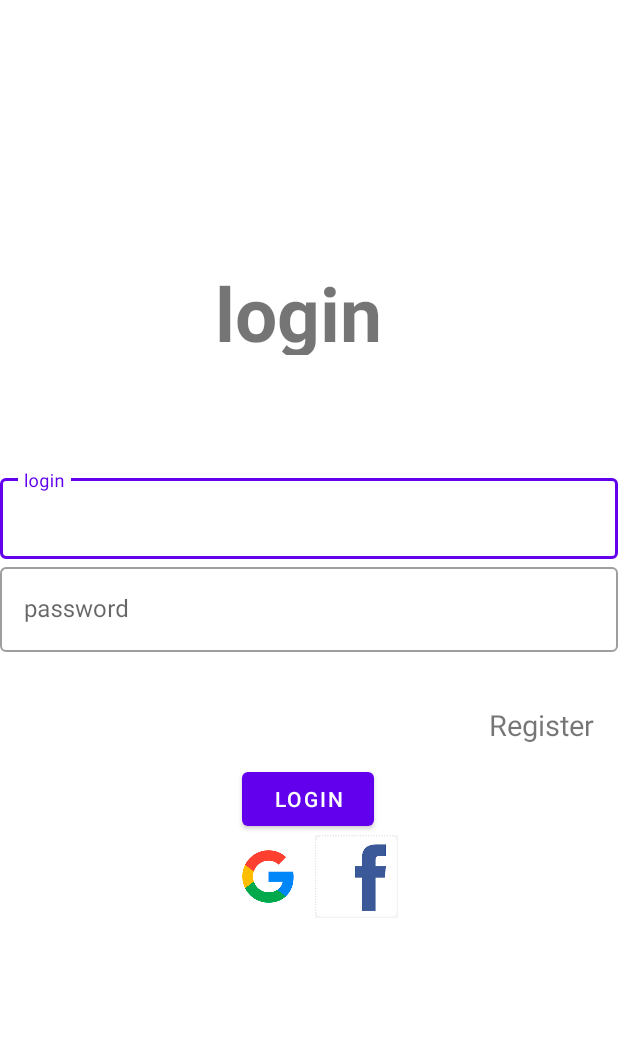
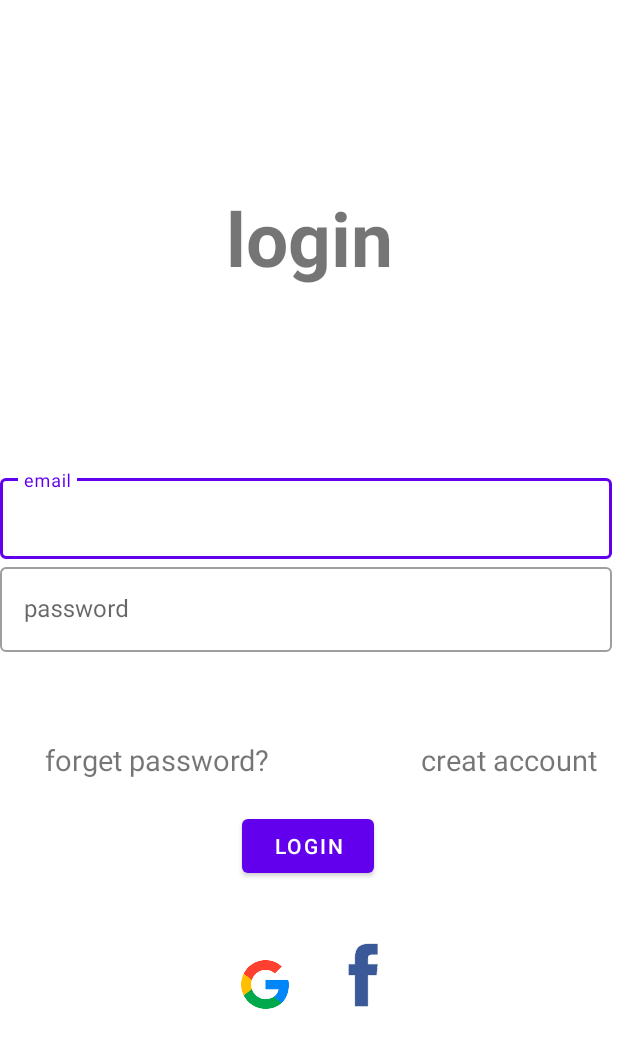
Before and after one commit to khalilkml/math, an Android app: the screen it shows after launch (Login), on a phone screen of 412 x 824 dp. Shown: the top 1048 px of the screen. Run offline under Robolectric (Android 15) with nearby library versions, the phone set to English and light mode, and no system bars; our stand-ins replace Firebase (no records; nobody signed in at launch, a user with empty details on screens opened directly).

Commit message:
done with registration and login

```diff
--- a/app/build.gradle
+++ b/app/build.gradle
@@ -38,6 +38,7 @@ dependencies {
     implementation 'androidx.coordinatorlayout:coordinatorlayout:1.2.0'
     implementation 'com.google.android.gms:play-services-basement:18.1.0'
     implementation 'com.google.firebase:firebase-auth:21.1.0'
+    implementation 'com.google.firebase:firebase-database:20.1.0'
     testImplementation 'junit:junit:4.13.2'
     androidTestImplementation 'androidx.test.ext:junit:1.1.4'
     androidTestImplementation 'androidx.test.espresso:espresso-core:3.5.0'
@@ -46,4 +47,7 @@ dependencies {
     implementation "androidx.navigation:navigation-ui:2.5.3"
     implementation 'androidx.core:core-splashscreen:1.0.0'
     implementation 'com.google.android.material:material:1.7.0'
+    implementation platform('com.google.firebase:firebase-bom:31.1.1')
+    implementation 'com.google.firebase:firebase-auth'
+    implementation 'com.google.android.gms:play-services-auth:20.4.0'
 }
--- a/app/src/main/java/com/example/math/Login.java
+++ b/app/src/main/java/com/example/math/Login.java
@@ -2,8 +2,14 @@ package com.example.math;
 
 import android.content.Intent;
 import android.os.Bundle;
+import android.util.Patterns;
+import android.view.View;
 import android.widget.Button;
+import android.widget.EditText;
+import android.widget.ImageView;
+import android.widget.ProgressBar;
 import android.widget.TextView;
+import android.widget.Toast;
 
 import androidx.appcompat.app.AppCompatActivity;
 
@@ -11,22 +17,63 @@ import com.google.firebase.auth.FirebaseAuth;
 
 public class Login extends AppCompatActivity {
 
-    TextView text_login;
-    TextView btn_register;
+    EditText email;
+    EditText password;
+    TextView creat_account;
+    TextView forget_password;
     Button login;
+    ImageView google;
+    ImageView fb;
     FirebaseAuth mAuth;
+    ProgressBar progressBar;
 
     @Override
     protected void onCreate(Bundle savedInstanceState) {
         super.onCreate(savedInstanceState);
         setContentView(R.layout.activity_login);
+        email = findViewById(R.id.email);
+        password = findViewById(R.id.password);
+        forget_password = findViewById(R.id.btn_forget);
+        google = findViewById(R.id.google);
+        fb = findViewById(R.id.fb);
         login = findViewById(R.id.login);
-        text_login = findViewById(R.id.text_login);
-        btn_register = findViewById(R.id.btn_register);
-//hhhh
+        creat_account = findViewById(R.id.btn_register);
+        progressBar = findViewById(R.id.progressBar2);
+        progressBar.setVisibility(View.INVISIBLE);
+
         mAuth = FirebaseAuth.getInstance();
 
-        login.setOnClickListener(v -> startActivity(new Intent(Login.this, MainActivity.class)));
-        btn_register.setOnClickListener(v -> startActivity(new Intent(Login.this, Register.class)));
+        login.setOnClickListener(v -> login());
+        creat_account.setOnClickListener(v -> startActivity(new Intent(Login.this, Register.class)));
+    }
+
+    private void login() {
+        String Semail = email.getText().toString().trim();
+        String Spassword = password.getText().toString().trim();
+
+        if (Semail.isEmpty()) {
+            email.setError("email is required");
+            email.requestFocus();
+        } else if (!Patterns.EMAIL_ADDRESS.matcher(Semail).matches()) {
+            password.setError("enter a valid email");
+            password.requestFocus();
+        } else if (Spassword.isEmpty()) {
+            password.setError("class is required");
+            password.requestFocus();
+        } else {
+            progressBar.setVisibility(View.VISIBLE);
+            mAuth.signInWithEmailAndPassword(Semail, Spassword).addOnCompleteListener(task -> {
+                if (task.isSuccessful()) {
+                    System.out.println("first if");
+                    progressBar.setVisibility(View.GONE);
+                    Toast.makeText(this, "login successfully ", Toast.LENGTH_SHORT).show();
+                    startActivity(new Intent(Login.this, MainActivity.class));
+                } else {
+                    System.out.println("else ");
+                    progressBar.setVisibility(View.GONE);
+                    Toast.makeText(Login.this, "" + task.getException(), Toast.LENGTH_LONG).show();
+                }
+            });
+        }
     }
 }
--- a/app/src/main/res/layout/activity_login.xml
+++ b/app/src/main/res/layout/activity_login.xml
@@ -7,18 +7,17 @@
     tools:context=".Login">
 
     <TextView
-        android:layout_width="124dp"
-        android:layout_height="62dp"
+        android:id="@+id/text_login"
+        android:layout_width="wrap_content"
+        android:layout_height="wrap_content"
         android:text="@string/login"
-        android:id="@+id/text_login"
         android:textSize="50sp"
         android:textStyle="bold"
         app:layout_constraintBottom_toTopOf="@+id/textInputLayout"
         app:layout_constraintEnd_toEndOf="parent"
-        app:layout_constraintHorizontal_bias="0.498"
         app:layout_constraintStart_toStartOf="parent"
         app:layout_constraintTop_toTopOf="parent"
-        app:layout_constraintVertical_bias="0.695" />
+        app:layout_constraintVertical_bias="0.507" />
 
     <com.google.android.material.textfield.TextInputLayout
         android:id="@+id/textInputLayout"
@@ -37,10 +36,11 @@
             style="@style/Widget.MaterialComponents.TextInputLayout.OutlinedBox"
             android:layout_width="match_parent"
             android:layout_height="wrap_content"
-            android:hint="@string/login"
+            android:layout_marginEnd="4dp"
+            android:hint="@string/email"
             android:inputType="textEmailAddress"
             android:textColorHint="#757575"
-            tools:ignore="TextContrastCheck,DuplicateSpeakableTextCheck" />
+            tools:ignore="TextContrastCheck,DuplicateSpeakableTextCheck"/>
 
         <com.google.android.material.textfield.TextInputLayout
             style="@style/Widget.MaterialComponents.TextInputLayout.OutlinedBox"
@@ -50,9 +50,11 @@
             <com.google.android.material.textfield.TextInputEditText
                 android:id="@+id/password"
                 android:layout_width="match_parent"
+                android:layout_marginEnd="4dp"
                 android:layout_height="wrap_content"
                 android:hint="@string/password"
-                tools:ignore="TextContrastCheck" />
+                tools:ignore="TextContrastCheck"/>
+
         </com.google.android.material.textfield.TextInputLayout>
     </com.google.android.material.textfield.TextInputLayout>
 
@@ -60,14 +62,28 @@
         android:id="@+id/btn_register"
         android:layout_width="wrap_content"
         android:layout_height="wrap_content"
-        android:text="@string/register"
+        android:text="@string/creat_account"
         android:textSize="19sp"
         app:layout_constraintBottom_toTopOf="@+id/login"
         app:layout_constraintEnd_toEndOf="parent"
         app:layout_constraintHorizontal_bias="0.953"
         app:layout_constraintStart_toStartOf="parent"
         app:layout_constraintTop_toBottomOf="@+id/textInputLayout"
-        app:layout_constraintVertical_bias="0.736" />
+        app:layout_constraintVertical_bias="0.736"/>
+
+    <TextView
+        android:id="@+id/btn_forget"
+        android:layout_width="wrap_content"
+        android:layout_height="wrap_content"
+        android:text="@string/forget_password"
+        android:textSize="19sp"
+        app:layout_constraintBottom_toTopOf="@+id/login"
+        app:layout_constraintEnd_toEndOf="parent"
+        app:layout_constraintHorizontal_bias="0.114"
+        app:layout_constraintStart_toStartOf="parent"
+        app:layout_constraintTop_toBottomOf="@+id/textInputLayout"
+        app:layout_constraintVertical_bias="0.736"/>
+
 
     <Button
         android:id="@+id/login"
@@ -80,31 +96,43 @@
         app:layout_constraintHorizontal_bias="0.498"
         app:layout_constraintStart_toStartOf="parent"
         app:layout_constraintTop_toBottomOf="@+id/textInputLayout"
-        app:layout_constraintVertical_bias="0.216" />
+        app:layout_constraintVertical_bias="0.309"
+        tools:ignore="DuplicateSpeakableTextCheck" />
 
     <ImageView
-        android:id="@+id/imageView2"
+        android:id="@+id/google"
         android:layout_width="59dp"
-        android:layout_height="55dp"
+        android:layout_height="51dp"
         android:src="@drawable/ic_google"
         app:layout_constraintBottom_toBottomOf="parent"
         app:layout_constraintEnd_toEndOf="parent"
-        app:layout_constraintHorizontal_bias="0.423"
+        app:layout_constraintHorizontal_bias="0.417"
         app:layout_constraintStart_toStartOf="parent"
         app:layout_constraintTop_toBottomOf="@+id/login"
-        app:layout_constraintVertical_bias="0.0"
+        app:layout_constraintVertical_bias="0.232"
         tools:ignore="ContentDescription,MissingConstraints" />
 
     <ImageView
-        android:id="@+id/imageView"
-        android:layout_width="59dp"
-        android:layout_height="55dp"
-        android:src="@drawable/ic_fb2"
+        android:id="@+id/fb"
+        android:layout_width="57dp"
+        android:layout_height="52dp"
+        android:src="@drawable/ic_fb"
         app:layout_constraintBottom_toBottomOf="parent"
         app:layout_constraintEnd_toEndOf="parent"
-        app:layout_constraintHorizontal_bias="0.59"
+        app:layout_constraintHorizontal_bias="0.578"
         app:layout_constraintStart_toStartOf="parent"
         app:layout_constraintTop_toBottomOf="@+id/login"
-        app:layout_constraintVertical_bias="0.0"
-        tools:ignore="ContentDescription,MissingConstraints" />
+        app:layout_constraintVertical_bias="0.192"
+        tools:ignore="ContentDescription,MissingConstraints,ImageContrastCheck" />
+
+    <ProgressBar
+        android:id="@+id/progressBar2"
+        style="?android:attr/progressBarStyle"
+        android:layout_width="wrap_content"
+        android:layout_height="wrap_content"
+        android:layout_weight="1"
+        app:layout_constraintBottom_toBottomOf="parent"
+        app:layout_constraintEnd_toEndOf="parent"
+        app:layout_constraintStart_toStartOf="parent"
+        app:layout_constraintTop_toTopOf="parent"/>
 </androidx.constraintlayout.widget.ConstraintLayout>
--- a/app/src/main/res/values/strings.xml
+++ b/app/src/main/res/values/strings.xml
@@ -44,4 +44,8 @@
     <string name="Class">Class</string>
     <string name="save">Save</string>
     <string name="already_have_account">Already have account</string>
+    <string name="first_name">first name</string>
+    <string name="second_name">second name</string>
+    <string name="creat_account">creat account</string>
+    <string name="forget_password">forget password?</string>
 </resources>
--- /dev/null
+++ b/app/src/main/res/values/xml.xml
@@ -0,0 +1,2 @@
+<?xml version="1.0" encoding="utf-8"?>
+<resources></resources>
```
Also changed, not shown: app/src/main/AndroidManifest.xml (+6 -1 lines), app/src/main/java/com/example/math/Register.java (+66 -1 lines), app/src/main/java/com/example/math/User.java (added, +14 -0 lines), app/src/main/res/layout/activity_register.xml (+14 -9 lines), app/src/main/res/drawable/ic_fb.png, app/src/main/res/drawable/ic_fb2.png (deleted), app/src/main/res/drawable/ic_google.jpg (deleted), app/src/main/res/drawable/ic_google.png (added).
